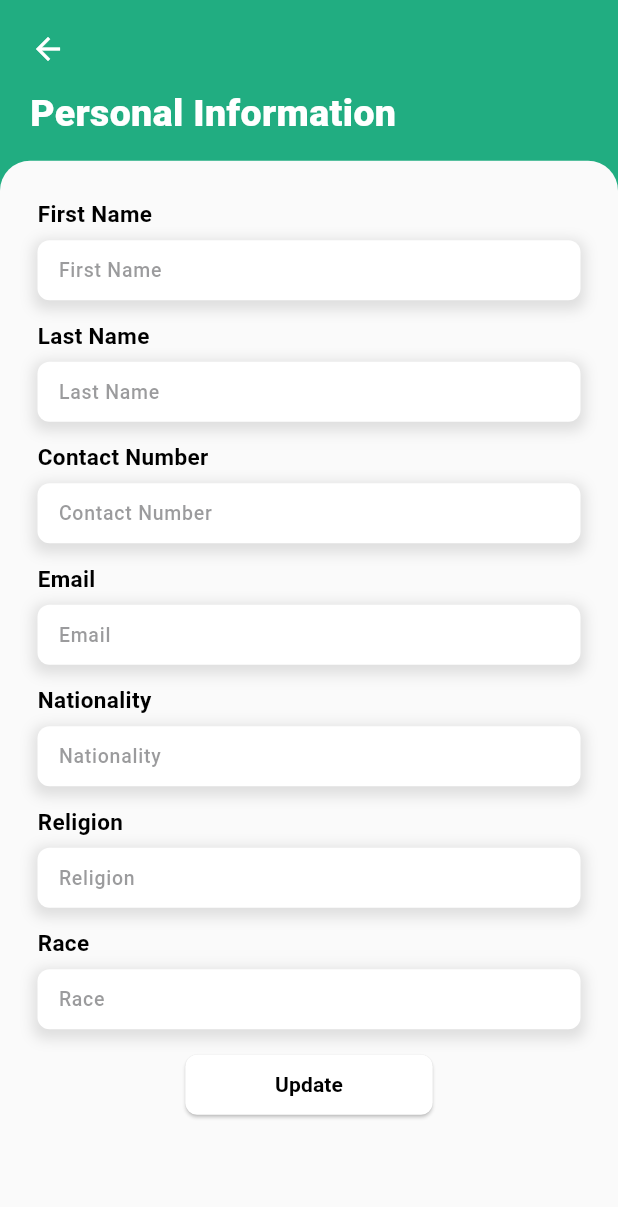
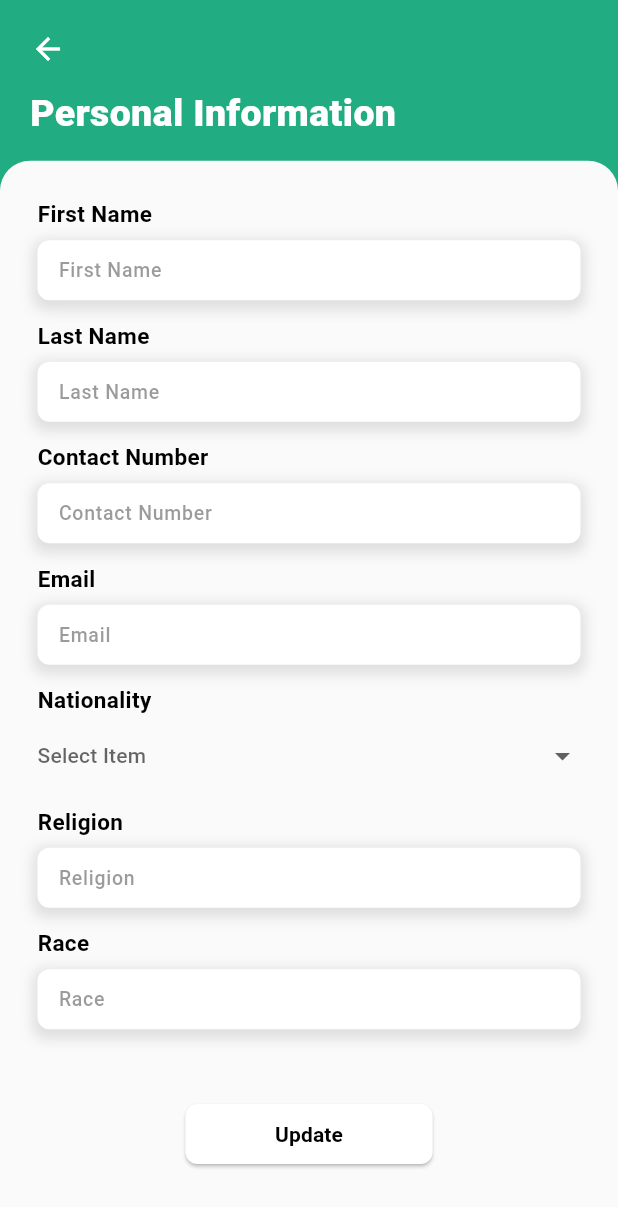
Before and after one commit to UnidboxIT/UnidboxApp, a Flutter app: the ProfileScreen screen opened directly, after a tap on "Personal Information", on a phone screen of 412 x 824 dp. Shown: the top 1207 px of the screen. Run offline on Flutter 3.47's test engine with Material 3 defaults, Android fonts, the phone set to English and light mode, and no system bars; drawn by our look-alikes of dropdown_button2; our stand-ins replace barcode_widget, cached_network_image, focus_detector_v2, get, get_storage, responsive_sizer and 1 more; accounts and stored records are empty; network calls fail.

Commit message:
connect country , religion, race and profile data

```diff
--- a/lib/controllers/auth_controllers/login_controller.dart
+++ b/lib/controllers/auth_controllers/login_controller.dart
@@ -5,7 +5,7 @@ import 'package:get/get.dart';
 
 import 'package:get_storage/get_storage.dart';
 import 'package:unidbox_app/controllers/nav_bar_controller.dart';
-import 'package:unidbox_app/models/admin.dart';
+import 'package:unidbox_app/models/login/admin.dart';
 import 'package:unidbox_app/services/auth_service.dart';
 import 'package:unidbox_app/utils/commons/common_method.dart';
 import 'package:unidbox_app/utils/commons/super_print.dart';
--- a/lib/controllers/home_controllers/home_controller.dart
+++ b/lib/controllers/home_controllers/home_controller.dart
@@ -2,8 +2,8 @@ import 'dart:convert';
 
 import 'package:get/get.dart';
 import 'package:http/http.dart' as http;
-import 'package:unidbox_app/models/my_task.dart';
-import 'package:unidbox_app/models/ongoing_job.dart';
+import 'package:unidbox_app/models/home/my_task.dart';
+import 'package:unidbox_app/models/home/ongoing_job.dart';
 import 'package:unidbox_app/services/home_service.dart';
 import 'package:unidbox_app/utils/commons/super_print.dart';
 
--- a/lib/controllers/profile_controllers/profile_controller.dart
+++ b/lib/controllers/profile_controllers/profile_controller.dart
@@ -4,7 +4,7 @@ import 'package:flutter/cupertino.dart';
 import 'package:flutter/material.dart';
 import 'package:flutter/widgets.dart';
 import 'package:get/get.dart';
-import 'package:unidbox_app/models/profile.dart';
+import 'package:unidbox_app/models/profile/profile.dart';
 import 'package:unidbox_app/services/profile_service.dart';
 import 'package:unidbox_app/utils/commons/super_print.dart';
 import 'package:http/http.dart' as http;
@@ -20,9 +20,10 @@ class ProfileController extends GetxController {
 
   Profile profile = Profile();
 
+  //get profile
   Future<void> getPartnerInfo() async {
     try {
-      http.Response response = await ProfileService.partner();
+      http.Response response = await ProfileService.profile();
       var result = jsonDecode(response.body);
 
       if (response.statusCode == 200 || response.statusCode == 201) {
@@ -32,8 +33,8 @@ class ProfileController extends GetxController {
         txtContactNumber.text = profile.phone;
         txtEmail.text = profile.email;
         txtNationality.text = profile.countryList[1];
-        txtReligion.text = profile.religion;
-        txtRace.text = profile.race;
+        txtReligion.text = profile.religion[1];
+        txtRace.text = profile.race[1];
       }
     } catch (e) {
       superPrint(e);
@@ -41,6 +42,22 @@ class ProfileController extends GetxController {
     update();
   }
 
+  //get country
+  Future<void> getCoutry() async {
+    try {} catch (e) {}
+  }
+
+  //get religion
+  Future<void> getReligion() async {
+    try {} catch (e) {}
+  }
+
+  //get race
+  Future<void> getRace() async {
+    try {} catch (e) {}
+  }
+
+  //update profile
   Future<void> updatePartnerInfo() async {
     try {
       http.Response response = await ProfileService.updatePartner(
--- a/lib/models/profile.dart
+++ b/lib/models/profile/profile.dart
@@ -5,8 +5,8 @@ class Profile {
   final String mobile;
   final String email;
   final List<dynamic> countryList;
-  final String race;
-  final String religion;
+  final List<String> race;
+  final List<String> religion;
   final String imageUrl;
   final String firstName;
   final String lastName;
@@ -19,8 +19,8 @@ class Profile {
       this.countryList = const [],
       this.imageUrl = "",
       this.mobile = "",
-      this.race = "",
-      this.religion = "",
+      this.race = const [],
+      this.religion = const [],
       this.firstName = "",
       this.lastName = ""});
 
@@ -32,8 +32,8 @@ class Profile {
       mobile: json['mobile'].toString(),
       email: json['email'].toString(),
       countryList: List.from(json['country_id']),
-      race: json['race'].toString(),
-      religion: json['religion'].toString(),
+      race: List.from(json['race']),
+      religion: List.from(json['religion']),
       imageUrl: json['image_url'].toString(),
       firstName: json['first_name'].toString(),
       lastName: json['last_name'].toString(),
--- a/lib/utils/constant/app_constant.dart
+++ b/lib/utils/constant/app_constant.dart
@@ -1,4 +1,4 @@
-import 'package:unidbox_app/models/admin.dart';
+import 'package:unidbox_app/models/login/admin.dart';
 
 String apiToken = "";
 
--- a/lib/views/screens/home_screens/home_screen.dart
+++ b/lib/views/screens/home_screens/home_screen.dart
@@ -9,7 +9,7 @@ import 'package:unidbox_app/utils/constant/app_color.dart';
 import 'package:unidbox_app/utils/constant/app_constant.dart';
 import 'package:unidbox_app/views/screens/home_screens/my_task_screen.dart';
 import '../../../controllers/notification_controller.dart';
-import '../../../models/admin.dart';
+import '../../../models/login/admin.dart';
 import '../../../utils/commons/common_method.dart';
 import 'ongoing_job_screen.dart';
 import 'widgets/home_app_bar_widget.dart';
--- a/lib/views/screens/home_screens/widgets/each_my_task_widget.dart
+++ b/lib/views/screens/home_screens/widgets/each_my_task_widget.dart
@@ -2,7 +2,7 @@ import 'package:cached_network_image/cached_network_image.dart';
 import 'package:flutter/material.dart';
 import 'package:responsive_sizer/responsive_sizer.dart';
 import 'package:shimmer/shimmer.dart';
-import 'package:unidbox_app/models/my_task.dart';
+import 'package:unidbox_app/models/home/my_task.dart';
 import 'package:unidbox_app/utils/constant/app_color.dart';
 import 'package:unidbox_app/views/widgets/text_widget.dart';
 
--- a/lib/views/screens/home_screens/widgets/each_ongoing_job_widget.dart
+++ b/lib/views/screens/home_screens/widgets/each_ongoing_job_widget.dart
@@ -1,7 +1,7 @@
 import 'package:flutter/material.dart';
 import 'package:responsive_sizer/responsive_sizer.dart';
 import 'package:shimmer/shimmer.dart';
-import 'package:unidbox_app/models/ongoing_job.dart';
+import 'package:unidbox_app/models/home/ongoing_job.dart';
 import 'package:unidbox_app/views/widgets/text_widget.dart';
 import '../../../../utils/constant/app_color.dart';
 
--- /dev/null
+++ b/lib/views/screens/profile_screens/personal_info_update/dropdown_widget/each_dropdown_widget.dart
@@ -0,0 +1,50 @@
+import 'package:dropdown_button2/dropdown_button2.dart';
+import 'package:flutter/material.dart';
+import 'package:get/get.dart';
+import 'package:responsive_sizer/responsive_sizer.dart';
+
+final List<String> items = [
+  'Item1',
+  'Item2',
+  'Item3',
+  'Item4',
+];
+String? selectedValue;
+
+Widget eachDropDownWidget() {
+  return DropdownButtonHideUnderline(
+    child: DropdownButton2<String>(
+      isExpanded: true,
+      hint: Text(
+        'Select Item',
+        style: TextStyle(
+          fontSize: 14,
+          color: Theme.of(Get.context!).hintColor,
+        ),
+      ),
+      items: items
+          .map((String item) => DropdownMenuItem<String>(
+                value: item,
+                child: Text(
+                  item,
+                  style: const TextStyle(
+                    fontSize: 14,
+                  ),
+                ),
+              ))
+          .toList(),
+      value: selectedValue,
+      onChanged: (String? value) {
+        selectedValue = value;
+      },
+      buttonStyleData: ButtonStyleData(
+        padding: const EdgeInsets.symmetric(horizontal: 0),
+        height: 40,
+        width: 100.w,
+      ),
+      menuItemStyleData: const MenuItemStyleData(
+        height: 40,
+      ),
+    ),
+  );
+}
--- a/lib/views/screens/profile_screens/personal_info_update/personal_info_update_screen.dart
+++ b/lib/views/screens/profile_screens/personal_info_update/personal_info_update_screen.dart
@@ -9,6 +9,8 @@ import 'package:unidbox_app/views/screens/profile_screens/widgets/profile_text_f
 import 'package:unidbox_app/views/widgets/app_bar/global_app_bar.dart';
 import 'package:unidbox_app/views/widgets/button/button_widget.dart';
 import 'package:unidbox_app/views/widgets/text_widget.dart';
+
+import 'dropdown_widget/each_dropdown_widget.dart';
 
 class PersonalInfoUpdateScreen extends StatelessWidget {
   const PersonalInfoUpdateScreen({super.key});
@@ -66,10 +68,23 @@ class PersonalInfoUpdateScreen extends StatelessWidget {
                   "Email",
                   controller.txtEmail,
                 ),
-                titleAndTextFieldWidget(
-                  "Nationality",
-                  controller.txtNationality,
+                Column(
+                  crossAxisAlignment: CrossAxisAlignment.start,
+                  children: [
+                    textWidget(
+                      "Nationality",
+                      fontWeight: FontWeight.bold,
+                      size: 15,
+                    ),
+                    const SizedBox(height: 7),
+                    eachDropDownWidget(),
+                    const SizedBox(height: 13),
+                  ],
                 ),
+                // titleAndTextFieldWidget(
+                //   "Nationality",
+                //   controller.txtNationality,
+                // ),
                 titleAndTextFieldWidget(
                   "Religion",
                   controller.txtReligion,
@@ -78,6 +93,7 @@ class PersonalInfoUpdateScreen extends StatelessWidget {
                   "Race",
                   controller.txtRace,
                 ),
+                SizedBox(height: 4.h),
                 SizedBox(
                   width: 40.w,
                   child: buttonWidget("Update", () {
--- a/lib/views/screens/profile_screens/widgets/profile_text_field_widget.dart
+++ b/lib/views/screens/profile_screens/widgets/profile_text_field_widget.dart
@@ -21,7 +21,7 @@ Widget profileTextFieldWidget(TextEditingController controller, String hintText,
       textAlign: TextAlign.left,
       controller: controller,
       cursorColor: Colors.grey,
-      style: const TextStyle(fontSize: 14, fontWeight: FontWeight.w600),
+      style: const TextStyle(fontSize: 14, fontWeight: FontWeight.w500),
       keyboardType: isNumber ? TextInputType.phone : TextInputType.text,
       decoration: InputDecoration(
         hintText: hintText,
--- a/pubspec.yaml
+++ b/pubspec.yaml
@@ -21,6 +21,7 @@ dependencies:
   barcode_widget: ^2.0.4
   cached_network_image: ^3.3.1
   shimmer: ^3.0.0
+  dropdown_button2: ^2.3.9
 
 
 
```
Also changed, not shown: lib/services/profile_service.dart (+36 -3 lines), lib/models/home/my_task.dart (renamed from lib/models/my_task.dart), lib/models/home/ongoing_job.dart (renamed from lib/models/ongoing_job.dart), lib/models/login/admin.dart (renamed from lib/models/admin.dart), pubspec.lock.
